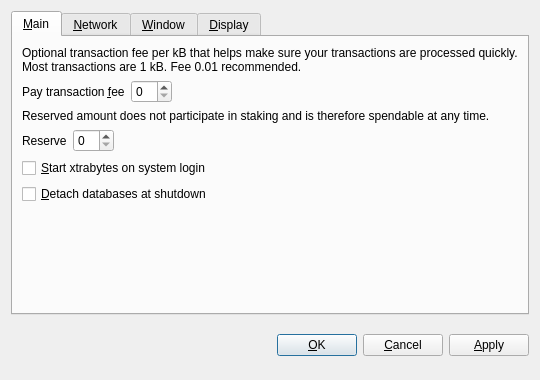
The window that src/qt/forms/optionsdialog.ui (XTRABYTES/XTRABYTES) describes before a commit, drawn with Qt 5.
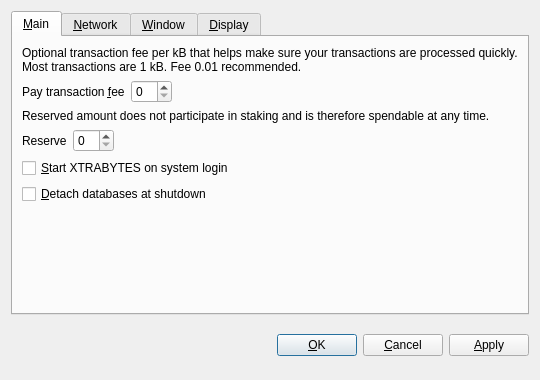
The same window after the commit. Custom widgets are drawn as their Qt base class.

What changed in the file:
```diff
--- a/src/qt/forms/optionsdialog.ui
+++ b/src/qt/forms/optionsdialog.ui
@@ -128,7 +128,7 @@
           <string>Automatically start xtrabytes after logging in to the system.</string>
          </property>
          <property name="text">
-          <string>&amp;Start xtrabytes on system login</string>
+          <string>&amp;Start XTRABYTES on system login</string>
          </property>
         </widget>
        </item>
```
Left out of the diff: 10 changed lines with no effect on the pictures.
